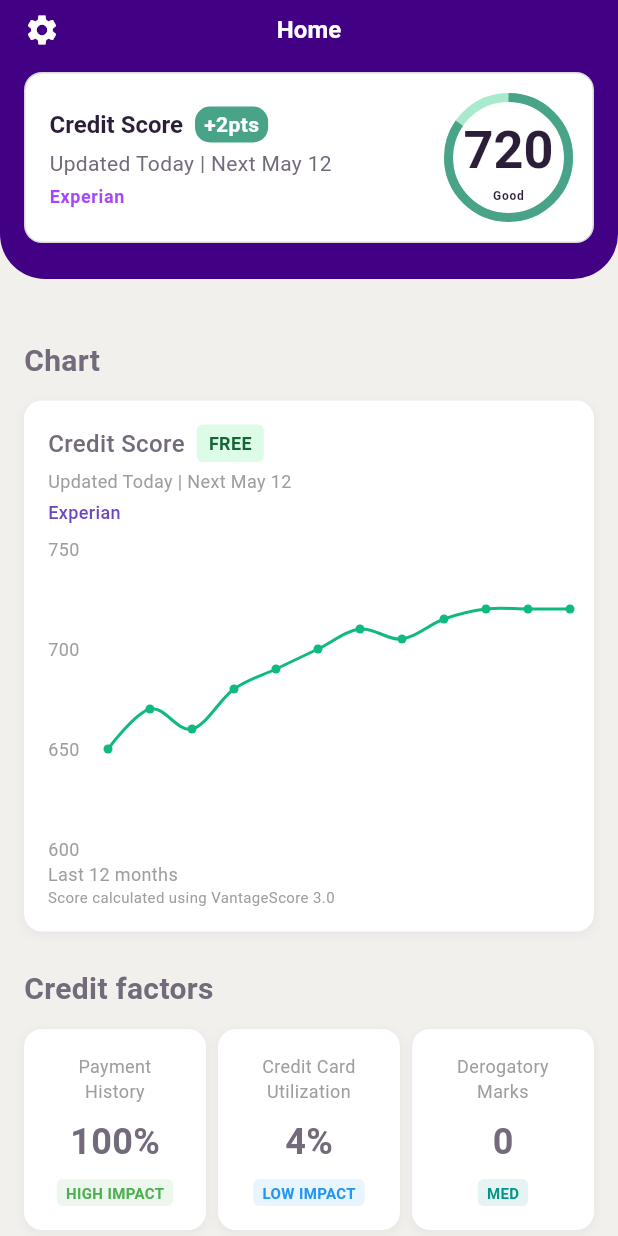
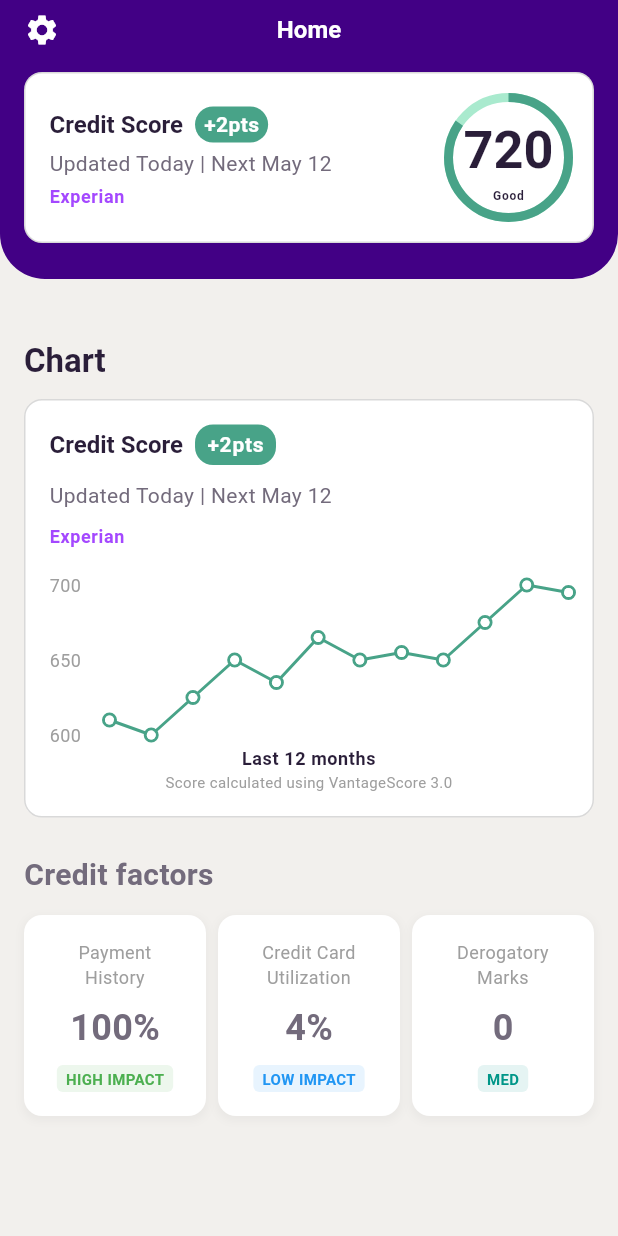
Before and after one commit to Tsames/ava_take_home, a Flutter app: the screen it shows after launch, on a phone screen of 412 x 824 dp. Run offline on Flutter 3.47's test engine with Material 3 defaults, Android fonts, the phone set to English and light mode, and no system bars; drawn by our look-alikes of fl_chart; Roboto replaces fonts that are missing (AtHauss, AtSlam).

Commit message:
Have the credit_chart widget looking very very close to the original figma design on mobile.

```diff
--- a/lib/credit_chart.dart
+++ b/lib/credit_chart.dart
@@ -8,41 +8,33 @@ class CreditChart extends StatelessWidget {
   Widget build(BuildContext context) {
     final cardBackgroundColor = Theme.of(context).colorScheme.primaryContainer;
     final cardBorderColor = Theme.of(context).colorScheme.outline;
-    final cardHeadline = Theme.of(context).textTheme.headlineSmall;
+    final headlineText = Theme.of(context).textTheme.headlineMedium;
+    final cardHeadlineText = Theme.of(context).textTheme.headlineSmall;
     final cardBodyLightText = Theme.of(context).textTheme.bodyMedium;
     final cardBodyPinkText = Theme.of(context).textTheme.bodySmall;
+    final cardPointsText = Theme.of(context).textTheme.labelMedium;
+    final cardPointsColor = Theme.of(context).colorScheme.tertiary;
+
+    final chartColor = Theme.of(context).colorScheme.tertiary;
 
     return Column(
       crossAxisAlignment: CrossAxisAlignment.start,
       children: [
-        const Text(
-          'Chart',
-          style: TextStyle(fontSize: 20, fontWeight: FontWeight.w600),
-        ),
+        Text('Chart', style: headlineText),
         const SizedBox(height: 12),
         Container(
           padding: const EdgeInsets.all(16),
           decoration: BoxDecoration(
-            color: Colors.white,
+            color: cardBackgroundColor,
             borderRadius: BorderRadius.circular(12),
-            boxShadow: [
-              BoxShadow(
-                color: Colors.grey.withOpacity(0.1),
-                spreadRadius: 1,
-                blurRadius: 4,
-                offset: const Offset(0, 2),
-              ),
-            ],
+            border: Border.all(color: cardBorderColor, width: 1.0),
           ),
           child: Column(
             crossAxisAlignment: CrossAxisAlignment.start,
             children: [
               Row(
                 children: [
-                  const Text(
-                    'Credit Score',
-                    style: TextStyle(fontSize: 16, fontWeight: FontWeight.w500),
-                  ),
+                  Text('Credit Score', style: cardHeadlineText),
                   const SizedBox(width: 8),
                   Container(
                     padding: const EdgeInsets.symmetric(
@@ -50,114 +42,38 @@ class CreditChart extends StatelessWidget {
                       vertical: 4,
                     ),
                     decoration: BoxDecoration(
-                      color: const Color(0xFFDCFCE7),
-                      borderRadius: BorderRadius.circular(4),
+                      color: cardPointsColor,
+                      borderRadius: BorderRadius.circular(12),
                     ),
-                    child: const Text(
-                      'FREE',
-                      style: TextStyle(
-                        color: Color(0xFF166534),
-                        fontSize: 12,
-                        fontWeight: FontWeight.w600,
-                      ),
-                    ),
+                    child: Text('+2pts', style: cardPointsText),
                   ),
                 ],
               ),
-              const SizedBox(height: 4),
-              const Text(
-                'Updated Today | Next May 12',
-                style: TextStyle(color: Colors.grey, fontSize: 12),
-              ),
-              const SizedBox(height: 4),
-              const Text(
-                'Experian',
-                style: TextStyle(
-                  color: Color(0xFF6B46C1),
-                  fontSize: 12,
-                  fontWeight: FontWeight.w500,
-                ),
-              ),
-              const SizedBox(height: 16),
-              SizedBox(
-                height: 200,
-                child: LineChart(
-                  LineChartData(
-                    gridData: FlGridData(show: false),
-                    titlesData: FlTitlesData(
-                      leftTitles: AxisTitles(
-                        sideTitles: SideTitles(
-                          showTitles: true,
-                          reservedSize: 40,
-                          getTitlesWidget: (value, meta) {
-                            return Text(
-                              value.toInt().toString(),
-                              style: const TextStyle(
-                                fontSize: 12,
-                                color: Colors.grey,
-                              ),
-                            );
-                          },
-                        ),
-                      ),
-                      bottomTitles: AxisTitles(
-                        sideTitles: SideTitles(showTitles: false),
-                      ),
-                      topTitles: AxisTitles(
-                        sideTitles: SideTitles(showTitles: false),
-                      ),
-                      rightTitles: AxisTitles(
-                        sideTitles: SideTitles(showTitles: false),
+              const SizedBox(height: 10),
+              Text('Updated Today | Next May 12', style: cardBodyLightText),
+              const SizedBox(height: 10),
+              Text('Experian', style: cardBodyPinkText),
+              const SizedBox(height: 24),
+              _buildChart(chartColor),
+              const SizedBox(height: 8),
+              Center(
+                child: Column(
+                  mainAxisAlignment: MainAxisAlignment.center,
+                  children: [
+                    Text(
+                      'Last 12 months',
+                      textAlign: TextAlign.center,
+                      style: cardBodyPinkText?.copyWith(
+                        color: Theme.of(context).colorScheme.onPrimary,
                       ),
                     ),
-                    borderData: FlBorderData(show: false),
-                    minX: 0,
-                    maxX: 11,
-                    minY: 600,
-                    maxY: 750,
-                    lineBarsData: [
-                      LineChartBarData(
-                        spots: [
-                          const FlSpot(0, 650),
-                          const FlSpot(1, 670),
-                          const FlSpot(2, 660),
-                          const FlSpot(3, 680),
-                          const FlSpot(4, 690),
-                          const FlSpot(5, 700),
-                          const FlSpot(6, 710),
-                          const FlSpot(7, 705),
-                          const FlSpot(8, 715),
-                          const FlSpot(9, 720),
-                          const FlSpot(10, 720),
-                          const FlSpot(11, 720),
-                        ],
-                        isCurved: true,
-                        color: const Color(0xFF10B981),
-                        barWidth: 2,
-                        dotData: FlDotData(
-                          show: true,
-                          getDotPainter: (spot, percent, barData, index) =>
-                              FlDotCirclePainter(
-                                radius: 3,
-                                color: const Color(0xFF10B981),
-                                strokeWidth: 0,
-                              ),
-                        ),
-                      ),
-                    ],
-                  ),
+                    const Text(
+                      'Score calculated using VantageScore 3.0',
+                      textAlign: TextAlign.center,
+                      style: TextStyle(color: Colors.grey, fontSize: 10),
+                    ),
+                  ],
                 ),
-              ),
-              const SizedBox(height: 8),
-              const Text(
-                'Last 12 months',
-                textAlign: TextAlign.center,
-                style: TextStyle(color: Colors.grey, fontSize: 12),
-              ),
-              const Text(
-                'Score calculated using VantageScore 3.0',
-                textAlign: TextAlign.center,
-                style: TextStyle(color: Colors.grey, fontSize: 10),
               ),
             ],
           ),
@@ -165,4 +81,69 @@ class CreditChart extends StatelessWidget {
       ],
     );
   }
+
+  Widget _buildChart(Color chartColor) {
+    return SizedBox(
+      height: 100,
+      child: LineChart(
+        LineChartData(
+          gridData: FlGridData(show: false),
+          titlesData: FlTitlesData(
+            leftTitles: AxisTitles(
+              sideTitles: SideTitles(
+                showTitles: true,
+                reservedSize: 40,
+                interval: 50,
+                getTitlesWidget: (value, meta) {
+                  return Text(
+                    value.toInt().toString(),
+                    style: const TextStyle(fontSize: 12, color: Colors.grey),
+                  );
+                },
+              ),
+            ),
+            bottomTitles: AxisTitles(sideTitles: SideTitles(showTitles: false)),
+            topTitles: AxisTitles(sideTitles: SideTitles(showTitles: false)),
+            rightTitles: AxisTitles(sideTitles: SideTitles(showTitles: false)),
+          ),
+          borderData: FlBorderData(show: false),
+          minX: 0,
+          maxX: 11,
+          minY: 600,
+          maxY: 700,
+          lineBarsData: [
+            LineChartBarData(
+              spots: [
+                const FlSpot(0, 610),
+                const FlSpot(1, 600),
+                const FlSpot(2, 625),
+                const FlSpot(3, 650),
+                const FlSpot(4, 635),
+                const FlSpot(5, 665),
+                const FlSpot(6, 650),
+                const FlSpot(7, 655),
+                const FlSpot(8, 650),
+                const FlSpot(9, 675),
+                const FlSpot(10, 700),
+                const FlSpot(11, 695),
+              ],
+              isCurved: false,
+              color: chartColor,
+              barWidth: 2,
+              dotData: FlDotData(
+                show: true,
+                getDotPainter: (spot, percent, barData, index) =>
+                    FlDotCirclePainter(
+                      radius: 3,
+                      color: Colors.white,
+                      strokeWidth: 2,
+                      strokeColor: chartColor,
+                    ),
+              ),
+            ),
+          ],
+        ),
+      ),
+    );
+  }
 }
--- a/lib/credit_details.dart
+++ b/lib/credit_details.dart
@@ -37,7 +37,7 @@ class CreditDetails extends StatelessWidget {
                       ),
                       decoration: BoxDecoration(
                         color: Theme.of(context).colorScheme.tertiary,
-                        borderRadius: BorderRadius.circular(10),
+                        borderRadius: BorderRadius.circular(12),
                       ),
                       child: Text(
                         '+2pts',
--- a/lib/main.dart
+++ b/lib/main.dart
@@ -23,14 +23,20 @@
       home: const HomePage(),
       theme: ThemeData(
         colorScheme: ColorScheme.light(
-            primaryContainer: const Color(0xFFFFFFFF), // Card background
-            onPrimary: const Color(0xFF2A1E39), // Section titles and large text color
-            onPrimaryFixed: const Color(0xFF736B7C), // Small text on cards
-            onPrimaryFixedVariant: const Color(0xFFA448FF), // Other small text on cards
+          primaryContainer: const Color(0xFFFFFFFF),
+          // Card background
+          onPrimary: const Color(0xFF2A1E39),
+          // Section titles and large text color
+          onPrimaryFixed: const Color(0xFF736B7C),
+          // Small text on cards
+          onPrimaryFixedVariant: const Color(0xFFA448FF),
+          // Other small text on cards
           secondaryContainer: const Color(0xFF420085),
           secondary: const Color(0xFFFFFFFF),
-            tertiaryContainer: const Color(0xFFA9EACE), // Dial Background
-            tertiary: const Color(0xFF48A388), // Dial Foreground
+          tertiaryContainer: const Color(0xFFA9EACE),
+          // Dial Background
+          tertiary: const Color(0xFF48A388),
+          // Dial Foreground
           outline: const Color(0x26000000),
           surface: const Color(0xFFF2F0ED),
         ),
@@ -42,21 +48,27 @@
             fontWeight: FontWeight.w600,
             color: Color(0xFF2A1E39),
           ),
-          headlineMedium: TextStyle(fontFamily: "AtHauss", fontSize: 22),
+          headlineMedium: TextStyle(
+            fontFamily: "AtHauss",
+            fontSize: 22,
+            fontWeight: FontWeight.w600,
+            color: Color(0xFF2A1E39),
+          ),
           // Light Card Body Text
           bodyMedium: TextStyle(
             fontFamily: "AtHauss",
             fontSize: 14,
             fontWeight: FontWeight.w400,
-              color: Color(0xFF736B7C)
+            color: Color(0xFF736B7C),
           ),
           // Experian and light pink text
           bodySmall: TextStyle(
             fontFamily: "AtHauss",
             fontSize: 12,
             fontWeight: FontWeight.w600,
-              color: Color(0xFFA448FF)
+            color: Color(0xFFA448FF),
           ),
+          // Large Animated Dial Text
           labelLarge: TextStyle(
             fontFamily: "AtSlam",
             fontSize: 36,
@@ -64,13 +76,21 @@
             color: Color(0xFF2A1E39),
             letterSpacing: 0,
           ),
+          // Points Style
+          labelMedium: TextStyle(
+            fontFamily: "AtHauss",
+            fontSize: 14,
+            fontWeight: FontWeight.w600,
+            color: Color(0xFFFFFFFF),
+          ),
+          //Small Animated Dial Text
           labelSmall: TextStyle(
             fontFamily: "AtHauss",
             fontSize: 8,
             fontWeight: FontWeight.w600,
             color: Color(0xFF2A1E39),
           ),
-        )
+        ),
       ),
     );
   }
```
Lines whose indentation alone changed are shown as unchanged.
